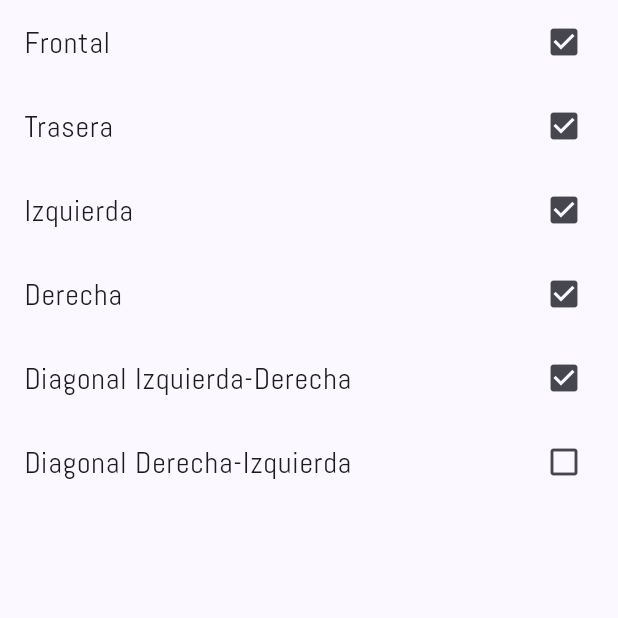
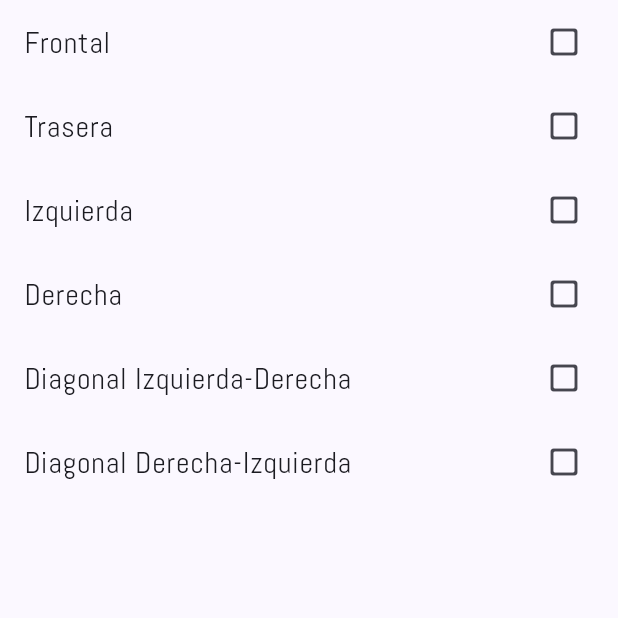
Before and after one commit to tjessica750/sia-flutter, a Flutter app: the PhotoPage screen opened directly, on a phone screen of 412 x 824 dp, the top half of it. Run offline on Flutter 3.47's test engine with Material 3 defaults, Android fonts, the phone set to English and light mode, and no system bars; our stand-ins replace flutter_bloc, image_picker, responsive_grid; missing offline and left inert: amplify_auth_cognito, amplify_flutter.

Commit message:
se añade funcionalidad de fotos por partes

```diff
--- a/lib/screens/photo_page.dart
+++ b/lib/screens/photo_page.dart
@@ -1,5 +1,13 @@
+import 'dart:io';
 import 'package:flutter/material.dart';
 import 'package:test_driven_app/screens/photo_panel_control_page.dart';
+
+class PhotoPart {
+  final String name;
+  File? photo;
+
+  PhotoPart({required this.name, this.photo});
+}
 
 class PhotoPage extends StatefulWidget {
   const PhotoPage({super.key});
@@ -10,6 +18,15 @@ class PhotoPage extends StatefulWidget {
 }
 
 class _PhotoPageState extends State<PhotoPage> {
+  final List<PhotoPart> photoParts = [
+    PhotoPart(name: "Frontal"),
+    PhotoPart(name: "Trasera"),
+    PhotoPart(name: "Izquierda"),
+    PhotoPart(name: "Derecha"),
+    PhotoPart(name: "Diagonal Izquierda-Derecha"),
+    PhotoPart(name: "Diagonal Derecha-Izquierda"),
+  ];
+
   @override
   void initState() {
     super.initState();
@@ -31,100 +48,34 @@ class _PhotoPageState extends State<PhotoPage> {
           ListView(
               padding: EdgeInsets.zero,
               shrinkWrap: true,
-            scrollDirection: Axis.vertical,
-            children: [
-              ListTile(
-                title: const Text(
-                  'Frontal',
+              children: photoParts
+                  .map((photoPart) => ListTile(
+                        title: Text(
+                          photoPart.name,
                         ),
-                trailing: const Icon(
-                  Icons.check_box,
+                        trailing: Icon(
+                          photoPart.photo != null
+                              ? Icons.check_box
+                              : Icons.check_box_outline_blank_rounded,
                         ),
-                onTap: () {
-                  Navigator.push(
+                        onTap: () async {
+                          var partUpdated = await Navigator.push(
                               context,
                               MaterialPageRoute(
-                          builder: (context) => const PhotoPanelControlPage()));
+                                  builder: (context) => PhotoPanelControlPage(
+                                      photoPart: photoPart)));
+
+                          if (partUpdated == null) {
+                            return;
+                          }
+
+                          setState(() {
+                            photoPart.photo = (partUpdated as PhotoPart).photo;
+                          });
                         },
                         dense: false,
-              ),
-              ListTile(
-                title: const Text(
-                  'Trasera',
-                ),
-                trailing: const Icon(
-                  Icons.check_box,
-                ),
-                onTap: () {
-                  Navigator.push(
-                      context,
-                      MaterialPageRoute(
-                          builder: (context) => const PhotoPanelControlPage()));
-                },
-                dense: false,
-              ),
-              ListTile(
-                title: const Text(
-                  'Izquierda',
-                ),
-                onTap: () {
-                  Navigator.push(
-                      context,
-                      MaterialPageRoute(
-                          builder: (context) => const PhotoPanelControlPage()));
-                },
-                trailing: const Icon(
-                  Icons.check_box,
-                ),
-                dense: false,
-              ),
-              ListTile(
-                title: const Text(
-                  'Derecha',
-                ),
-                trailing: const Icon(
-                  Icons.check_box,
-                ),
-                onTap: () {
-                  Navigator.push(
-                      context,
-                      MaterialPageRoute(
-                          builder: (context) => const PhotoPanelControlPage()));
-                },
-                dense: false,
-              ),
-              ListTile(
-                title: const Text(
-                  'Diagonal Izquierda-Derecha',
-                ),
-                trailing: const Icon(
-                  Icons.check_box,
-                ),
-                onTap: () {
-                  Navigator.push(
-                      context,
-                      MaterialPageRoute(
-                          builder: (context) => const PhotoPanelControlPage()));
-                },
-                dense: false,
-              ),
-              ListTile(
-                title: const Text(
-                  'Diagonal Derecha-Izquierda',
-                ),
-                trailing: const Icon(
-                  Icons.check_box_outline_blank,
-                ),
-                onTap: () {
-                  Navigator.push(
-                      context,
-                      MaterialPageRoute(
-                          builder: (context) => const PhotoPanelControlPage()));
-                },
-                dense: false,
-              ),
-            ],
-          ),
+                      ))
+                  .toList()),
         ],
       ),
     ));
--- a/pubspec.yaml
+++ b/pubspec.yaml
@@ -21,6 +21,7 @@ dependencies:
   amplify_auth_cognito: ^1.0.0
   flutter_bloc: ^7.0.0
   crypto: ^3.0.3
+  image_picker: ^1.0.7
 
 dev_dependencies:
   flutter_test:
```
Also changed, not shown: lib/screens/home_page.dart (+17 -1 lines), lib/screens/photo_panel_control_page.dart (+47 -19 lines), pubspec.lock, 5 other files. Lines whose indentation alone changed are shown as unchanged.
